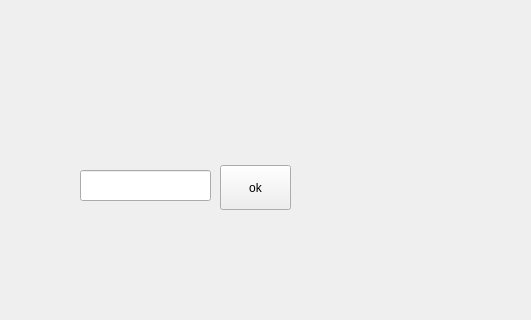
Before: the Qt Designer form ui/gamewindow.ui in couatl/Mort, drawn with Qt 5; both pictures show x 330 to 861 and y 139 to 459 of the 960 by 540 pixel window.
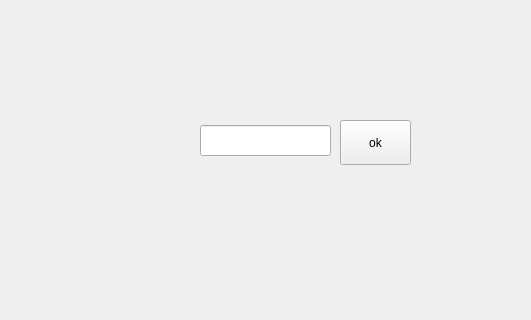
After: the same form once the commit is applied.

```diff
--- a/ui/gamewindow.ui
+++ b/ui/gamewindow.ui
@@ -49,8 +49,8 @@
      <widget class="QLineEdit" name="userLineEdit">
       <property name="geometry">
        <rect>
-        <x>410</x>
-        <y>290</y>
+        <x>530</x>
+        <y>245</y>
         <width>131</width>
         <height>31</height>
        </rect>
@@ -59,8 +59,8 @@
      <widget class="QPushButton" name="pushButton">
       <property name="geometry">
        <rect>
-        <x>550</x>
-        <y>285</y>
+        <x>670</x>
+        <y>240</y>
         <width>71</width>
         <height>45</height>
        </rect>
@@ -72,9 +72,9 @@
      <widget class="QLabel" name="errorLabel">
       <property name="geometry">
        <rect>
-        <x>410</x>
-        <y>330</y>
-        <width>201</width>
+        <x>530</x>
+        <y>210</y>
+        <width>251</width>
         <height>21</height>
        </rect>
       </property>
@@ -92,9 +92,9 @@
       <property name="geometry">
        <rect>
         <x>120</x>
-        <y>60</y>
-        <width>621</width>
-        <height>201</height>
+        <y>50</y>
+        <width>701</width>
+        <height>301</height>
        </rect>
       </property>
       <property name="text">
```
Left out of the diff: 5 changed lines with no effect on the pictures.
